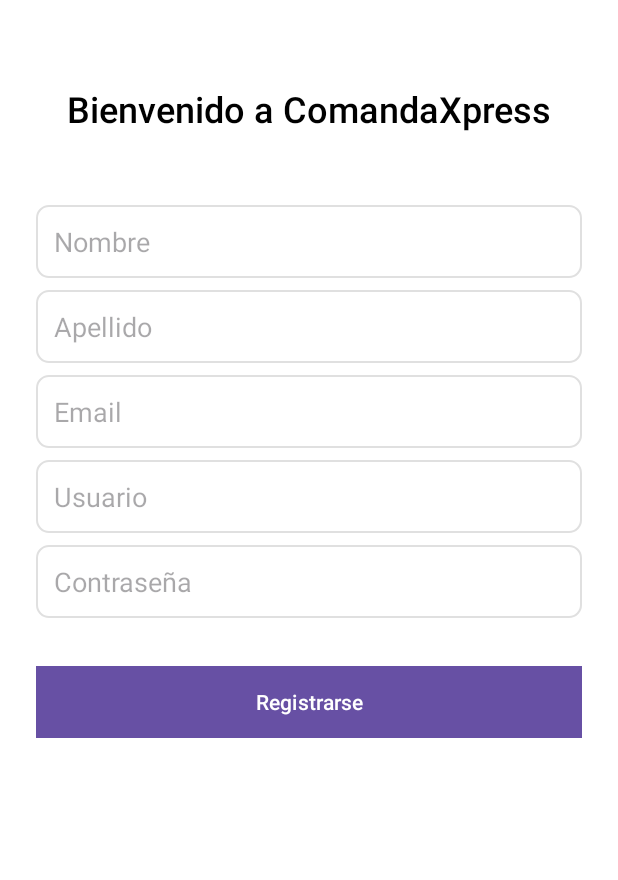
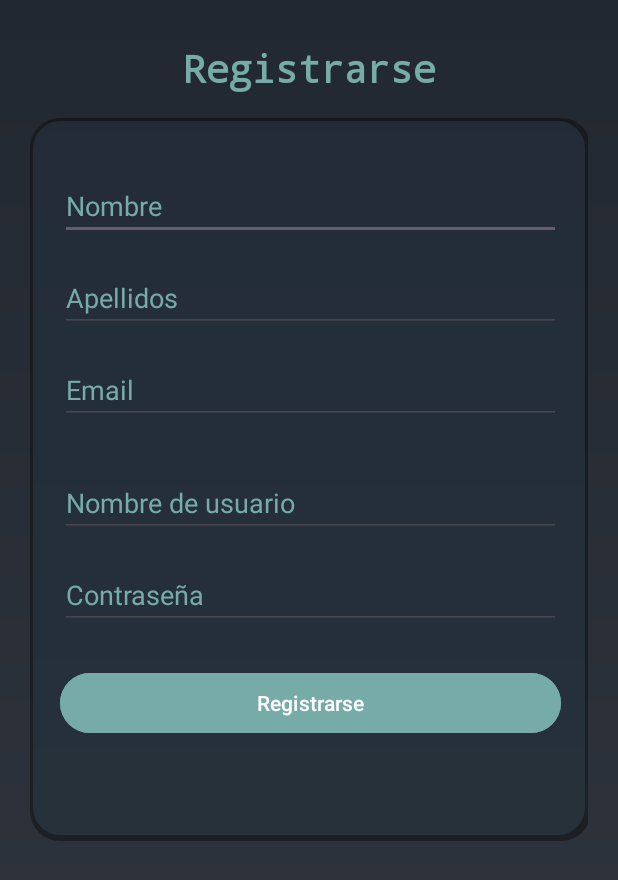
Before and after one commit to AlejandroPerezFernandez8/ComandaXpress, an Android app: the RegistroActivity screen opened directly, with no data from a screen before it, on a phone screen of 412 x 824 dp. Shown: the top 880 px of the screen. Run offline under Robolectric (Android 15) with nearby library versions, the phone set to English and light mode, and no system bars.

Commit message:
Añadidas pantallas de Login y Registro

```diff
--- a/ComandaXpress-APP/app/src/main/java/com/example/comandaxpress/Pantallas/RegistroActivity.java
+++ b/ComandaXpress-APP/app/src/main/java/com/example/comandaxpress/Pantallas/RegistroActivity.java
@@ -1,6 +1,8 @@
 package com.example.comandaxpress.Pantallas;
 
 import android.os.Bundle;
+import android.widget.Button;
+import android.widget.EditText;
 
 import androidx.activity.EdgeToEdge;
 import androidx.appcompat.app.AppCompatActivity;
@@ -15,6 +17,11 @@ public class RegistroActivity extends AppCompatActivity {
     protected void onCreate(Bundle savedInstanceState) {
         super.onCreate(savedInstanceState);
         setContentView(R.layout.activity_registro);
-
+        EditText nombre = findViewById(R.id.Nombre);
+        EditText apellidos = findViewById(R.id.Apellidos);
+        EditText email= findViewById(R.id.Email);
+        EditText nombreUsuario = findViewById(R.id.NombreUsuario);
+        EditText Contraseña = findViewById(R.id.Contraseña);
+        Button btnRegistro = findViewById(R.id.btnRegistrarse);
     }
 }
--- a/ComandaXpress-APP/app/src/main/res/drawable/edit_text_background.xml
+++ /dev/null
@@ -1,6 +0,0 @@
-<?xml version="1.0" encoding="utf-8"?>
-<shape xmlns:android="http://schemas.android.com/apk/res/android">
-    <solid android:color="#FFFFFF"/>
-    <corners android:radius="8dp"/>
-    <stroke android:width="1dp" android:color="#E0E0E0"/>
-</shape>
--- /dev/null
+++ b/ComandaXpress-APP/app/src/main/res/drawable/fondo.xml
@@ -0,0 +1,8 @@
+<?xml version="1.0" encoding="utf-8"?>
+<shape xmlns:android="http://schemas.android.com/apk/res/android"
+    android:shape="rectangle">
+    <gradient
+        android:startColor="@color/colorDarkBlue"
+        android:endColor="@color/colorMediumBlue"
+        android:angle="270"/>
+</shape>
--- a/ComandaXpress-APP/app/src/main/res/drawable/layout_background.xml
+++ /dev/null
@@ -1,5 +0,0 @@
-<shape xmlns:android="http://schemas.android.com/apk/res/android">
-    <corners android:radius="8dp" />
-    <solid android:color="#FFFFFF" />
-    <stroke android:width="1dp" android:color="#DDDDDD" />
-</shape>
--- /dev/null
+++ b/ComandaXpress-APP/app/src/main/res/drawable/panel_fondo_transparente_redondeado.xml
@@ -0,0 +1,21 @@
+<?xml version="1.0" encoding="utf-8"?>
+<layer-list xmlns:android="http://schemas.android.com/apk/res/android">
+    <!-- Sombra -->
+    <item>
+        <shape android:shape="rectangle">
+            <solid android:color="#60000000"/>
+            <corners android:radius="20dp"/>
+            <padding
+                android:bottom="2dp"
+            android:right="2dp"
+            />
+        </shape>
+    </item>
+    <!-- Fondo -->
+    <item android:left="2dp" android:right="2dp" android:top="2dp" android:bottom="2dp">
+        <shape android:shape="rectangle">
+            <solid android:color="#1A87CEFA"/>
+            <corners android:radius="18dp"/>
+        </shape>
+    </item>
+</layer-list>
--- a/ComandaXpress-APP/app/src/main/res/layout/activity_registro.xml
+++ b/ComandaXpress-APP/app/src/main/res/layout/activity_registro.xml
@@ -1,93 +1,129 @@
 <?xml version="1.0" encoding="utf-8"?>
 <ScrollView xmlns:android="http://schemas.android.com/apk/res/android"
+    xmlns:app="http://schemas.android.com/apk/res-auto"
+    xmlns:tools="http://schemas.android.com/tools"
     android:layout_width="match_parent"
     android:layout_height="match_parent"
-    android:fillViewport="true">
+    android:background="@drawable/fondo"
+    tools:context=".Pantallas.RegistroActivity">
 
-    <LinearLayout
+    <androidx.constraintlayout.widget.ConstraintLayout
+        android:id="@+id/main"
         android:layout_width="match_parent"
         android:layout_height="wrap_content"
-        android:orientation="vertical"
-        android:padding="24dp"
-        android:paddingBottom="80dp"
-        android:background="@color/white"
-        android:elevation="4dp">
+        android:paddingStart="20dp"
+        android:paddingEnd="20dp">
 
+        <!-- Título -->
         <TextView
-            android:layout_width="match_parent"
+            android:id="@+id/Titulo"
+            android:layout_width="0dp"
             android:layout_height="wrap_content"
-            android:text="Bienvenido a ComandaXpress"
-            android:textSize="24sp"
-            android:textColor="#000000"
-            android:gravity="center"
-            android:layout_marginTop="32dp"
-            android:layout_marginBottom="32dp"
-            android:fontFamily="sans-serif-medium" />
+            android:layout_marginTop="28dp"
+            android:fontFamily="monospace"
+            android:text="Registrarse"
+            android:textAlignment="center"
+            android:textSize="25sp"
+            android:textStyle="bold"
+            app:layout_constraintTop_toTopOf="parent"
+            app:layout_constraintStart_toStartOf="parent"
+            app:layout_constraintEnd_toEndOf="parent"
+            android:textColor="@color/colorLightBlue" />
 
-        <!-- Nombre -->
+        <!-- Panel de Formulario -->
+        <androidx.constraintlayout.widget.ConstraintLayout
+            android:id="@+id/panel"
+            android:layout_width="374dp"
+            android:layout_height="482dp"
+            android:layout_marginTop="16dp"
+            android:layout_marginBottom="16dp"
+            android:background="@drawable/panel_fondo_transparente_redondeado"
+            android:padding="20dp"
+            app:layout_constraintBottom_toBottomOf="parent"
+            app:layout_constraintEnd_toEndOf="parent"
+            app:layout_constraintStart_toStartOf="parent"
+            app:layout_constraintTop_toBottomOf="@+id/Titulo">
+
+            <!-- Campos -->
             <EditText
-            android:id="@+id/editTextName"
-            android:layout_width="match_parent"
+                android:id="@+id/Nombre"
+                android:layout_width="0dp"
                 android:layout_height="wrap_content"
+                android:layout_marginTop="16dp"
                 android:hint="Nombre"
-            android:inputType="textPersonName"
-            android:background="@drawable/edit_text_background"
-            android:padding="12dp"
-            android:layout_marginTop="16dp" />
+                android:textColorHint="@color/colorLightBlue"
+                app:layout_constraintEnd_toEndOf="parent"
+                app:layout_constraintStart_toStartOf="parent"
+                app:layout_constraintTop_toTopOf="parent"
+                android:textColor="@color/colorLightBlue"
+                />
 
-        <!-- Apellido -->
             <EditText
-            android:id="@+id/editTextSurname"
-            android:layout_width="match_parent"
+                android:id="@+id/Apellidos"
+                android:layout_width="0dp"
                 android:layout_height="wrap_content"
-            android:hint="Apellido"
-            android:inputType="textPersonName"
-            android:background="@drawable/edit_text_background"
-            android:padding="12dp"
-            android:layout_marginTop="8dp" />
+                android:layout_marginTop="16dp"
+                android:hint="Apellidos"
+                android:textColorHint="@color/colorLightBlue"
+                app:layout_constraintEnd_toEndOf="parent"
+                app:layout_constraintStart_toStartOf="parent"
+                app:layout_constraintTop_toBottomOf="@+id/Nombre"
+                android:textColor="@color/colorLightBlue"
+                />
 
-        <!-- Email -->
             <EditText
-            android:id="@+id/editTextEmail"
-            android:layout_width="match_parent"
+                android:id="@+id/Email"
+                android:layout_width="0dp"
                 android:layout_height="wrap_content"
+                android:layout_marginTop="16dp"
                 android:hint="Email"
+                android:textColorHint="@color/colorLightBlue"
+                app:layout_constraintEnd_toEndOf="parent"
+                app:layout_constraintStart_toStartOf="parent"
+                app:layout_constraintTop_toBottomOf="@+id/Apellidos"
+                android:textColor="@color/colorLightBlue"
                 android:inputType="textEmailAddress"
-            android:background="@drawable/edit_text_background"
-            android:padding="12dp"
-            android:layout_marginTop="8dp" />
+                />
 
-        <!-- Usuario -->
             <EditText
-            android:id="@+id/editTextUsername"
-            android:layout_width="match_parent"
+                android:id="@+id/NombreUsuario"
+                android:layout_width="0dp"
                 android:layout_height="wrap_content"
-            android:hint="Usuario"
-            android:inputType="text"
-            android:background="@drawable/edit_text_background"
-            android:padding="12dp"
-            android:layout_marginTop="8dp" />
+                android:layout_marginTop="30dp"
+                android:hint="Nombre de usuario"
+                android:textColorHint="@color/colorLightBlue"
+                app:layout_constraintEnd_toEndOf="parent"
+                app:layout_constraintStart_toStartOf="parent"
+                app:layout_constraintTop_toBottomOf="@+id/Email"
+                android:textColor="@color/colorLightBlue"
+                />
 
-        <!-- Contraseña -->
             <EditText
-            android:id="@+id/editTextPassword"
-            android:layout_width="match_parent"
+                android:id="@+id/Contraseña"
+                android:layout_width="0dp"
                 android:layout_height="wrap_content"
+                android:layout_marginTop="16dp"
                 android:hint="Contraseña"
+                android:textColorHint="@color/colorLightBlue"
+                app:layout_constraintEnd_toEndOf="parent"
+                app:layout_constraintStart_toStartOf="parent"
+                app:layout_constraintTop_toBottomOf="@+id/NombreUsuario"
+                android:textColor="@color/colorLightBlue"
                 android:inputType="textPassword"
-            android:background="@drawable/edit_text_background"
-            android:padding="12dp"
-            android:layout_marginTop="8dp" />
+                />
 
-        <!-- Botón de registro -->
             <Button
-            android:id="@+id/buttonRegister"
-            android:layout_width="match_parent"
+                android:id="@+id/btnRegistrarse"
+                android:layout_width="0dp"
                 android:layout_height="wrap_content"
+                android:backgroundTint="@color/colorLightBlue"
                 android:text="Registrarse"
-            android:textColor="#FFFFFF"
-            android:background="#6200EE"
-            android:layout_marginTop="32dp"
-            android:elevation="2dp" />
-    </LinearLayout>
+                app:layout_constraintEnd_toEndOf="parent"
+                app:layout_constraintStart_toStartOf="parent"
+                app:layout_constraintTop_toBottomOf="@+id/Contraseña"
+                android:layout_marginTop="25dp"
+                />
+
+        </androidx.constraintlayout.widget.ConstraintLayout>
+    </androidx.constraintlayout.widget.ConstraintLayout>
 </ScrollView>
--- a/ComandaXpress-APP/app/src/main/res/mipmap-anydpi/ic_launcher.xml
+++ b/ComandaXpress-APP/app/src/main/res/mipmap-anydpi/ic_launcher.xml
@@ -1,6 +1,4 @@
 <?xml version="1.0" encoding="utf-8"?>
 <adaptive-icon xmlns:android="http://schemas.android.com/apk/res/android">
-    <background android:drawable="@drawable/ic_launcher_background" />
-    <foreground android:drawable="@drawable/ic_launcher_foreground" />
-    <monochrome android:drawable="@drawable/ic_launcher_foreground" />
+
 </adaptive-icon>
--- a/ComandaXpress-APP/app/src/main/res/mipmap-anydpi/ic_launcher_round.xml
+++ b/ComandaXpress-APP/app/src/main/res/mipmap-anydpi/ic_launcher_round.xml
@@ -1,6 +1,4 @@
 <?xml version="1.0" encoding="utf-8"?>
 <adaptive-icon xmlns:android="http://schemas.android.com/apk/res/android">
-    <background android:drawable="@drawable/ic_launcher_background" />
-    <foreground android:drawable="@drawable/ic_launcher_foreground" />
-    <monochrome android:drawable="@drawable/ic_launcher_foreground" />
+
 </adaptive-icon>
--- a/ComandaXpress-APP/app/src/main/res/values/colors.xml
+++ b/ComandaXpress-APP/app/src/main/res/values/colors.xml
@@ -5,4 +5,8 @@
     <color name="background_color">#FFFFFF</color>
     <color name="primary_text">#212121</color>
     <color name="button_text">#FFFFFF</color>
+    <color name="colorDarkBlue">#222831</color>  <!-- Muy oscuro -->
+    <color name="colorMediumBlue">#31363F</color> <!-- Oscuro -->
+    <color name="colorLightBlue">#76ABA7</color>  <!-- Azul claro -->
+    <color name="colorOffWhite">#EEEEEE</color>   <!-- Casi blanco -->
 </resources>
```
Also changed, not shown: ComandaXpress-APP/app/src/main/java/com/example/comandaxpress/Pantallas/LoginActivity.java (+6 -11 lines), ComandaXpress-APP/app/src/main/java/com/example/comandaxpress/Pantallas/MesasActivity.java (deleted, +0 -21 lines), ComandaXpress-APP/app/src/main/res/drawable/button_background.xml (deleted, +0 -15 lines), ComandaXpress-APP/app/src/main/res/drawable/ic_launcher_background.xml (deleted, +0 -170 lines), ComandaXpress-APP/app/src/main/res/drawable/ic_launcher_foreground.xml (deleted, +0 -30 lines), ComandaXpress-APP/app/src/main/res/layout/activity_login.xml (+88 -61 lines), ComandaXpress-APP/app/src/main/res/layout/activity_mesas.xml (deleted, +0 -85 lines), ComandaXpress-APP/app/src/main/res/values/styles.xml (+3 -9 lines). Lines whose indentation alone changed are shown as unchanged.
